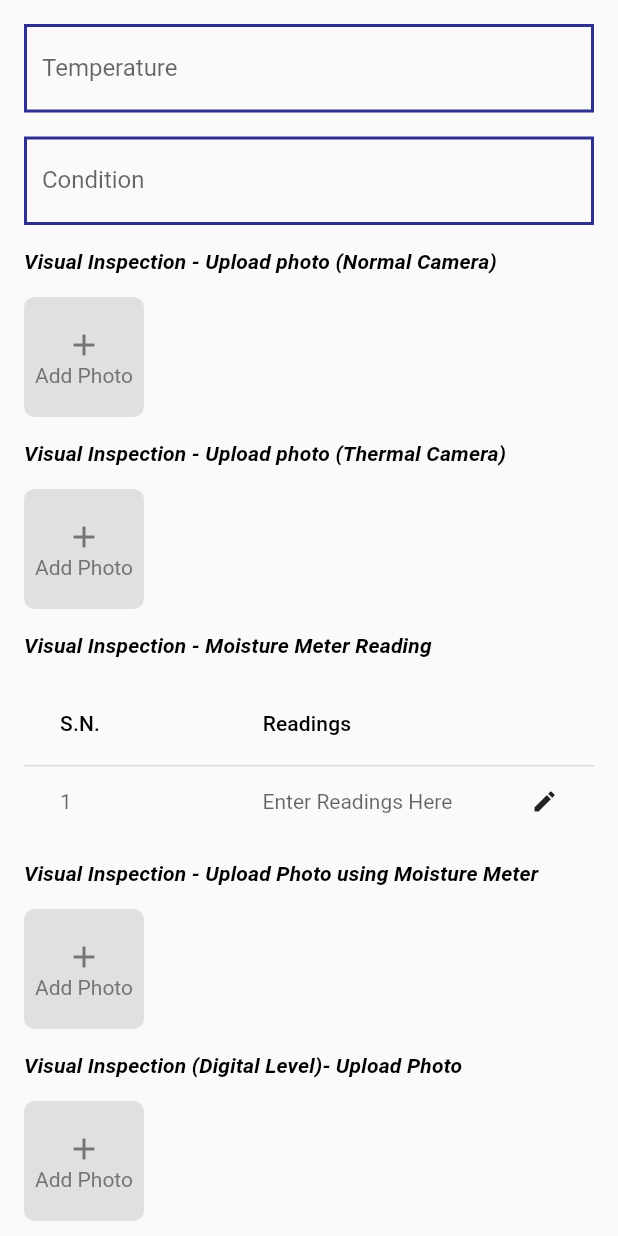
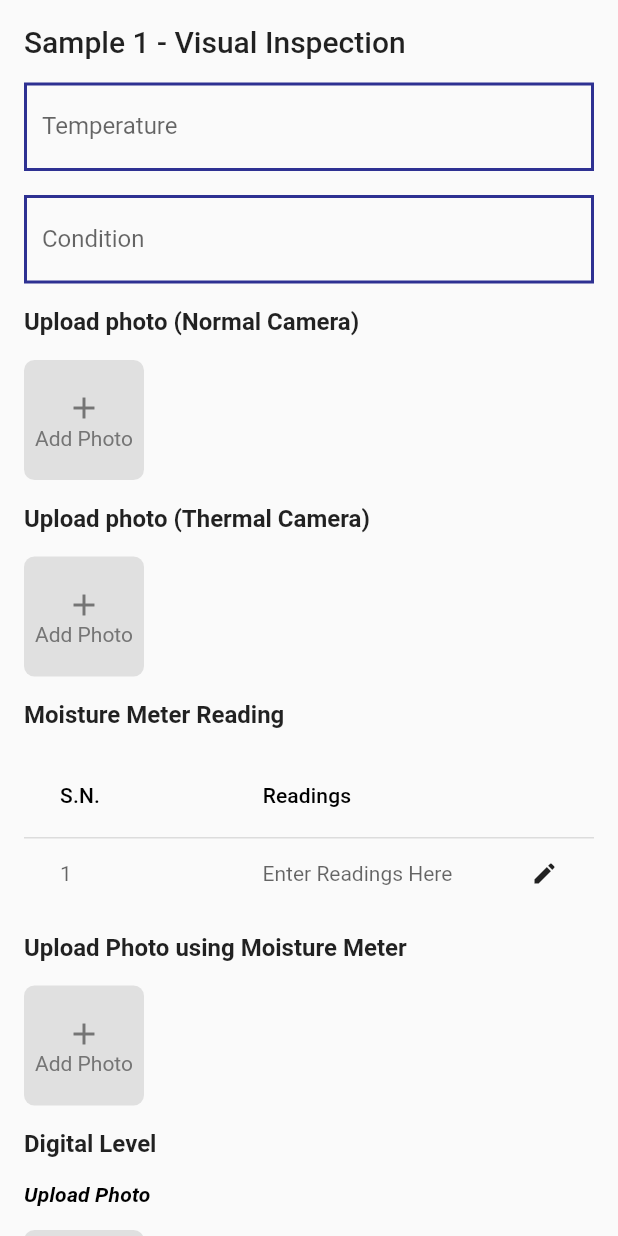
Before and after one commit to Nakarmi23/Home-Inspection, a Flutter app: the SeepageAnalysisFrom widget shown alone on an empty page, opened directly, on a phone screen of 412 x 824 dp. Run offline on Flutter 3.47's test engine with Material 2 defaults, Android fonts, the phone set to English and light mode, and no system bars; our stand-ins replace rxdart, sqflite; accounts and stored records are empty.

Commit message:
changed heading and add problem to structural inspection

```diff
--- a/lib/screens/room_inspection/forms/seepage_analysis_form.dart
+++ b/lib/screens/room_inspection/forms/seepage_analysis_form.dart
@@ -9,6 +9,12 @@ class SeepageAnalysisFrom extends StatelessWidget {
       child: Column(
         crossAxisAlignment: CrossAxisAlignment.stretch,
         children: <Widget>[
+          Padding(
+            padding: EdgeInsets.only(top: 16.0, left: 16.0, right: 16.0),
+            child: HeadingText(
+              'Sample 1 - Visual Inspection',
+            ),
+          ),
           AppInputTextField(
             labelText: 'Temperature',
           ),
@@ -18,8 +24,7 @@ class SeepageAnalysisFrom extends StatelessWidget {
           Padding(
             padding: EdgeInsets.only(top: 16.0, left: 16.0, right: 16.0),
             child: SubHeadingText(
-              'Visual Inspection - Upload photo (Normal Camera)',
-              subHeading: SubHeading.sub2,
+              'Upload photo (Normal Camera)',
             ),
           ),
           Padding(
@@ -64,8 +69,7 @@ class SeepageAnalysisFrom extends StatelessWidget {
           Padding(
             padding: EdgeInsets.only(top: 16.0, left: 16.0, right: 16.0),
             child: SubHeadingText(
-              'Visual Inspection - Upload photo (Thermal Camera)',
-              subHeading: SubHeading.sub2,
+              'Upload photo (Thermal Camera)',
             ),
           ),
           Padding(
@@ -110,8 +114,7 @@ class SeepageAnalysisFrom extends StatelessWidget {
           Padding(
             padding: EdgeInsets.only(top: 16.0, left: 16.0, right: 16.0),
             child: SubHeadingText(
-              'Visual Inspection - Moisture Meter Reading',
-              subHeading: SubHeading.sub2,
+              'Moisture Meter Reading',
             ),
           ),
           Padding(
@@ -141,8 +144,7 @@ class SeepageAnalysisFrom extends StatelessWidget {
           Padding(
             padding: EdgeInsets.only(top: 16.0, left: 16.0, right: 16.0),
             child: SubHeadingText(
-              'Visual Inspection - Upload Photo using Moisture Meter',
-              subHeading: SubHeading.sub2,
+              'Upload Photo using Moisture Meter',
             ),
           ),
           Padding(
@@ -187,7 +189,13 @@ class SeepageAnalysisFrom extends StatelessWidget {
           Padding(
             padding: EdgeInsets.only(top: 16.0, left: 16.0, right: 16.0),
             child: SubHeadingText(
-              'Visual Inspection (Digital Level)- Upload Photo',
+              'Digital Level',
+            ),
+          ),
+          Padding(
+            padding: EdgeInsets.only(top: 16.0, left: 16.0, right: 16.0),
+            child: SubHeadingText(
+              'Upload Photo',
               subHeading: SubHeading.sub2,
             ),
           ),
```
Also changed, not shown: lib/screens/room_inspection/forms/structural_inspection_form.dart (+25 -2 lines).
